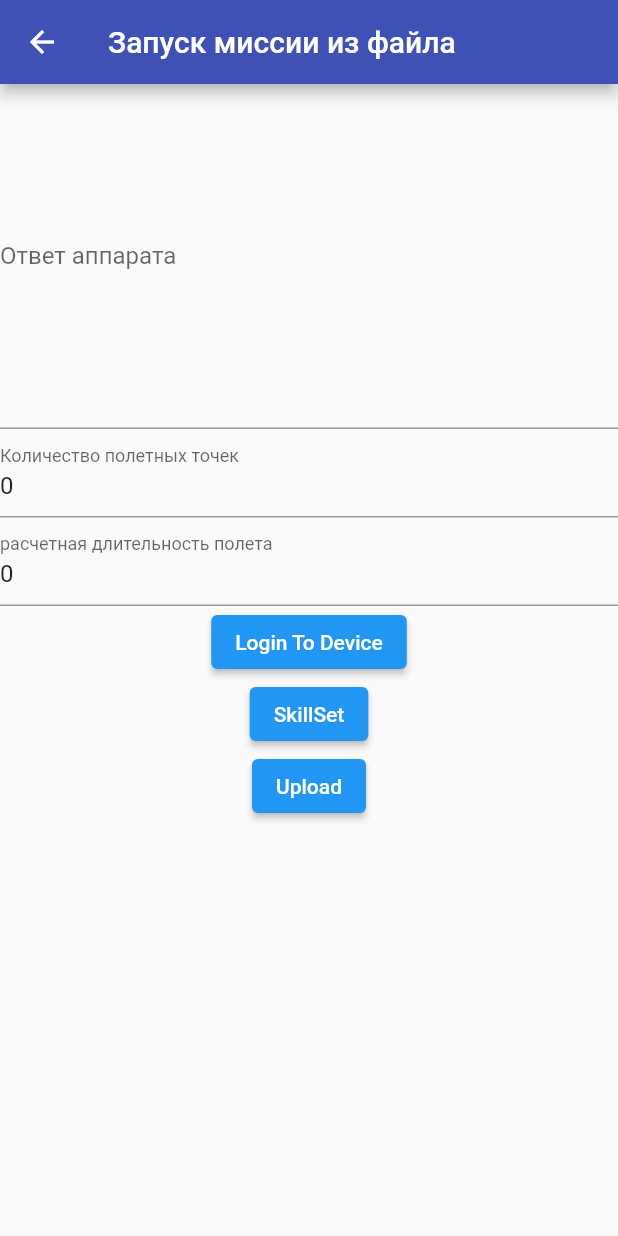
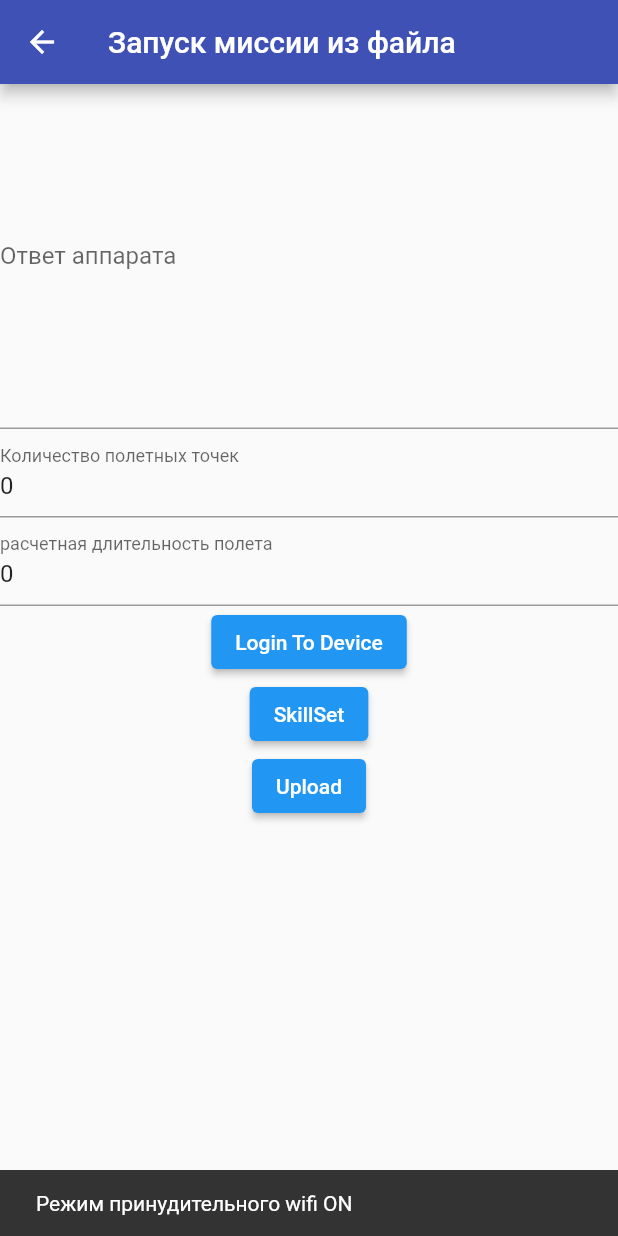
Before and after one commit to promistrio/airspector_app, a Flutter app: the RunMissionFromFilePage screen opened directly with empty values, after a tap on "Login To Device", on a phone screen of 412 x 824 dp. Run offline on Flutter 3.47's test engine with Material 2 defaults, Android fonts, the phone set to English and light mode, and no system bars; drawn by our look-alikes of reactive_forms; our stand-ins replace file_picker; missing offline and left inert: wifi_iot; network calls fail.

Commit message:
wifi fix

```diff
--- a/lib/pages/missions/run_mission_form_file_page.dart
+++ b/lib/pages/missions/run_mission_form_file_page.dart
@@ -7,6 +7,7 @@ import 'package:flutter/material.dart';
 import 'package:provider/provider.dart';
 import 'package:reactive_forms/reactive_forms.dart';
 import 'package:airspector/business_logic/providers/mission_provider.dart';
+import 'package:wifi_iot/wifi_iot.dart';
 
 class RunMissionFromFilePage extends StatelessWidget {
   final String jsonMission;
@@ -18,7 +19,7 @@ class RunMissionFromFilePage extends StatelessWidget {
   });
 
   RunMissionFromFilePage({Key? key, required this.jsonMission, ccount})
-      : super(key: key){
+      : super(key: key) {
     _count = ccount;
     form.control("waypointsCount").value = _count;
   }
@@ -79,6 +80,12 @@ class RunMissionFromFilePage extends StatelessWidget {
             ),
             ElevatedButton(
                 onPressed: () {
+                  WiFiForIoTPlugin.forceWifiUsage(true).then((value) {
+                    ScaffoldMessenger.of(context)
+                      ..removeCurrentSnackBar()
+                      ..showSnackBar(const SnackBar(
+                          content: Text("Режим принудительного wifi ON")));
+                  });
                   missionProvider.missionController
                       .loginMission()
                       .then((value) {
@@ -88,10 +95,12 @@ class RunMissionFromFilePage extends StatelessWidget {
                       ..showSnackBar(
                           const SnackBar(content: Text("Загружено")));
                   });
+                  WiFiForIoTPlugin.forceWifiUsage(false);
                 },
                 child: const Text('Login To Device')),
             ElevatedButton(
                 onPressed: () {
+                  WiFiForIoTPlugin.forceWifiUsage(true);
                   missionProvider.missionController.skillset().then((value) {
                     form.control("output").value = value;
                     ScaffoldMessenger.of(context)
@@ -99,10 +108,12 @@ class RunMissionFromFilePage extends StatelessWidget {
                       ..showSnackBar(
                           const SnackBar(content: Text("Загружено")));
                   });
+                  WiFiForIoTPlugin.forceWifiUsage(false);
                 },
                 child: const Text('SkillSet')),
             ElevatedButton(
                 onPressed: () {
+                  WiFiForIoTPlugin.forceWifiUsage(true);
                   missionProvider.missionController
                       .uploadFromFile(jsonMission)
                       .then((value) {
@@ -112,6 +123,7 @@ class RunMissionFromFilePage extends StatelessWidget {
                       ..showSnackBar(
                           const SnackBar(content: Text("Загружено")));
                   });
+                  WiFiForIoTPlugin.forceWifiUsage(false);
                 },
                 child: const Text('Upload'))
           ],
--- a/pubspec.yaml
+++ b/pubspec.yaml
@@ -42,6 +42,7 @@ dependencies:
   # Use with the CupertinoIcons class for iOS style icons.
   cupertino_icons: ^1.0.2
   file_picker: ^4.5.1
+  wifi_iot: ^0.3.17
 
 dev_dependencies:
   json_serializable: ^6.0.1
```
Also changed, not shown: pubspec.lock, 1 other file.
